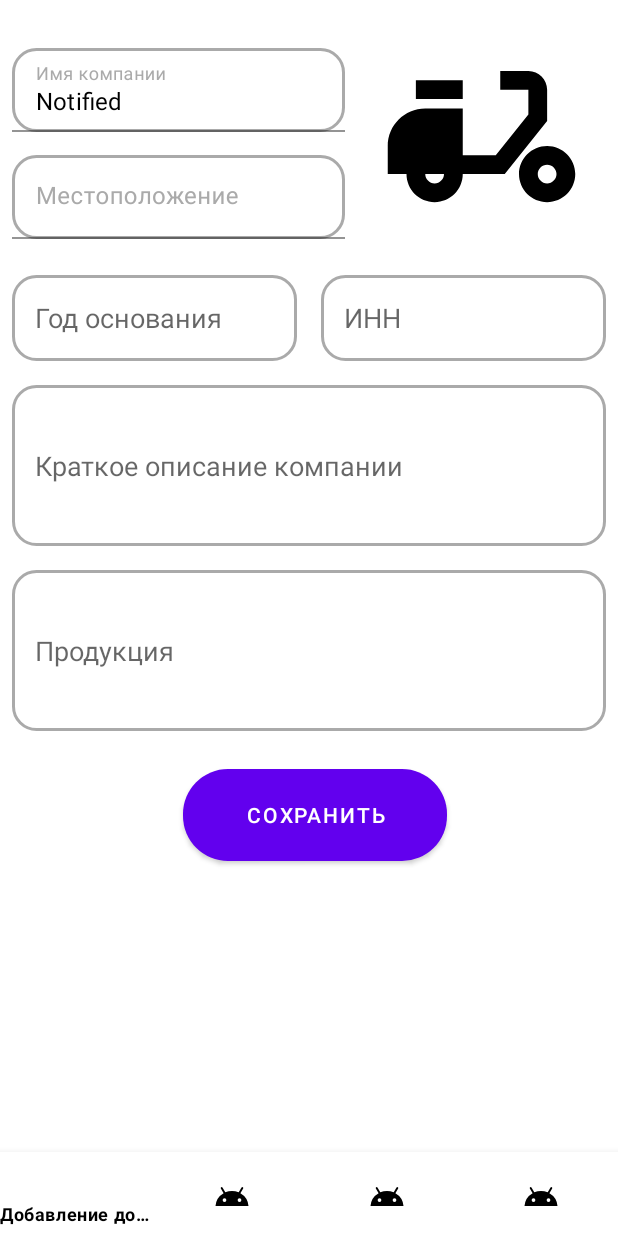
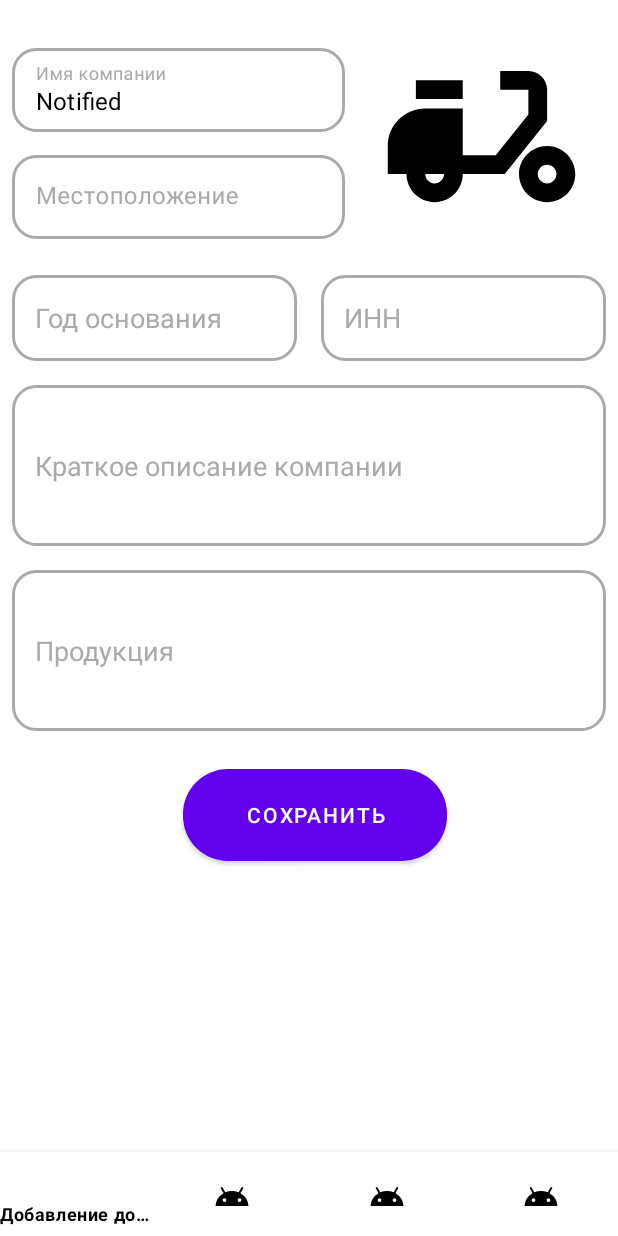
Before and after one commit to Tujh555/Materials-Delivery, an Android app: the CompanyInfoEditingFragment screen opened through its navigation route, on a phone screen of 412 x 824 dp. Run offline under Robolectric (Android 15) with nearby library versions, the phone set to English and light mode, and no system bars; our stand-ins replace Dagger/Hilt's generated code, Firebase (no records; nobody signed in at launch, a user with empty details on screens opened directly).

Commit message:
сделал экраны(теперь все)

```diff
--- a/app/src/main/res/layout/fragment_company_info_editing.xml
+++ b/app/src/main/res/layout/fragment_company_info_editing.xml
@@ -3,7 +3,8 @@
     xmlns:tools="http://schemas.android.com/tools"
     android:layout_width="match_parent"
     android:layout_height="match_parent"
-    xmlns:app="http://schemas.android.com/apk/res-auto">
+    xmlns:app="http://schemas.android.com/apk/res-auto"
+    android:background="@color/white">
 
     <androidx.appcompat.widget.AppCompatImageView
         android:id="@+id/img_company_photo"
@@ -26,7 +27,9 @@
         android:textColorHint="@android:color/darker_gray"
         app:layout_constraintEnd_toStartOf="@+id/img_company_photo"
         app:layout_constraintStart_toStartOf="parent"
-        app:layout_constraintTop_toTopOf="@+id/img_company_photo">
+        app:layout_constraintTop_toTopOf="@+id/img_company_photo"
+        app:boxStrokeWidth="0dp"
+        app:boxStrokeWidthFocused="0dp">
 
         <com.google.android.material.textfield.TextInputEditText
             android:id="@+id/et_company_name"
@@ -35,7 +38,8 @@
             android:autofillHints="addressLocality"
             android:background="@drawable/custom_input_from_profile"
             android:inputType="textCapWords"
-            android:textColor="@color/black" />
+            android:textColor="@color/black"
+            tools:ignore="TouchTargetSizeCheck" />
 
     </com.google.android.material.textfield.TextInputLayout>
 
@@ -49,7 +53,9 @@
         app:layout_constraintBottom_toBottomOf="@+id/img_company_photo"
         app:layout_constraintEnd_toEndOf="@+id/til_company_name"
         app:layout_constraintStart_toStartOf="@+id/til_company_name"
-        app:layout_constraintTop_toBottomOf="@+id/til_company_name">
+        app:layout_constraintTop_toBottomOf="@+id/til_company_name"
+        app:boxStrokeWidth="0dp"
+        app:boxStrokeWidthFocused="0dp">
 
         <com.google.android.material.textfield.TextInputEditText
             android:id="@+id/et_company_city"
@@ -58,7 +64,8 @@
             android:autofillHints="addressLocality"
             android:background="@drawable/custom_input_from_profile"
             android:inputType="textCapWords"
-            android:textColor="@color/black" />
+            android:textColor="@color/black"
+            tools:ignore="TouchTargetSizeCheck" />
 
     </com.google.android.material.textfield.TextInputLayout>
 
@@ -82,6 +89,8 @@
         android:background="@drawable/custom_input_from_profile"
         android:ems="10"
         android:hint="Год основания"
+        android:textColorHint="@android:color/darker_gray"
+        android:textColor="@color/black"
         android:inputType="number"
         android:paddingStart="15dp"
         app:layout_constraintStart_toStartOf="@+id/til_company_city"
@@ -99,6 +108,8 @@
         android:hint="Краткое описание компании"
         android:inputType="textMultiLine"
         android:paddingStart="15dp"
+        android:textColorHint="@android:color/darker_gray"
+        android:textColor="@color/black"
         app:layout_constraintEnd_toEndOf="parent"
         app:layout_constraintStart_toStartOf="parent"
         app:layout_constraintTop_toBottomOf="@+id/data" />
@@ -115,6 +126,8 @@
         android:hint="Продукция"
         android:inputType="textMultiLine"
         android:paddingStart="15dp"
+        android:textColorHint="@android:color/darker_gray"
+        android:textColor="@color/black"
         app:layout_constraintEnd_toEndOf="parent"
         app:layout_constraintHorizontal_bias="0.0"
         app:layout_constraintStart_toStartOf="parent"
@@ -130,6 +143,8 @@
         android:hint="ИНН"
         android:inputType="number"
         android:paddingStart="15dp"
+        android:textColorHint="@android:color/darker_gray"
+        android:textColor="@color/black"
         app:layout_constraintEnd_toEndOf="parent"
         app:layout_constraintTop_toTopOf="@+id/data" />
 
```
Also changed, not shown: app/src/main/java/com/app/materialsdelivery/presentation/addingShipping/AddingShippingFragment.kt (added, +23 -0 lines), app/src/main/java/com/app/materialsdelivery/presentation/addingShipping/AddingShippingViewModel.kt (added, +7 -0 lines), app/src/main/res/drawable/back_icon_app.xml (added, +13 -0 lines), app/src/main/res/layout/fragment_adding_shipping.xml (added, +132 -0 lines), app/src/main/res/layout/fragment_authorization.xml (+10 -6 lines), app/src/main/res/drawable/kartinka_na_ekrane_avtorizatsii.png (added).
